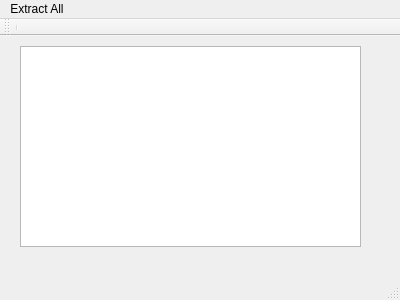
The window that Rehistoric/mainwindow.ui (Lauraxia/Rehistoric) describes before a commit, drawn with Qt 5.
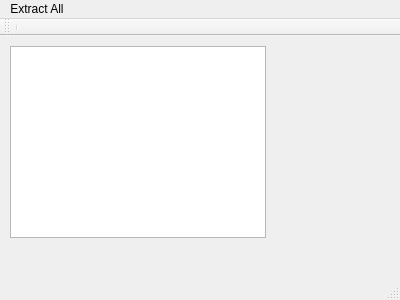
The same window after the commit.

```diff
--- a/Rehistoric/mainwindow.ui
+++ b/Rehistoric/mainwindow.ui
@@ -27,13 +27,13 @@
      <string>TextLabel</string>
     </property>
    </widget>
-   <widget class="QColumnView" name="columnView">
+   <widget class="QTreeView" name="treeView">
     <property name="geometry">
      <rect>
-      <x>20</x>
+      <x>10</x>
       <y>10</y>
-      <width>341</width>
-      <height>201</height>
+      <width>256</width>
+      <height>192</height>
      </rect>
     </property>
    </widget>
```
